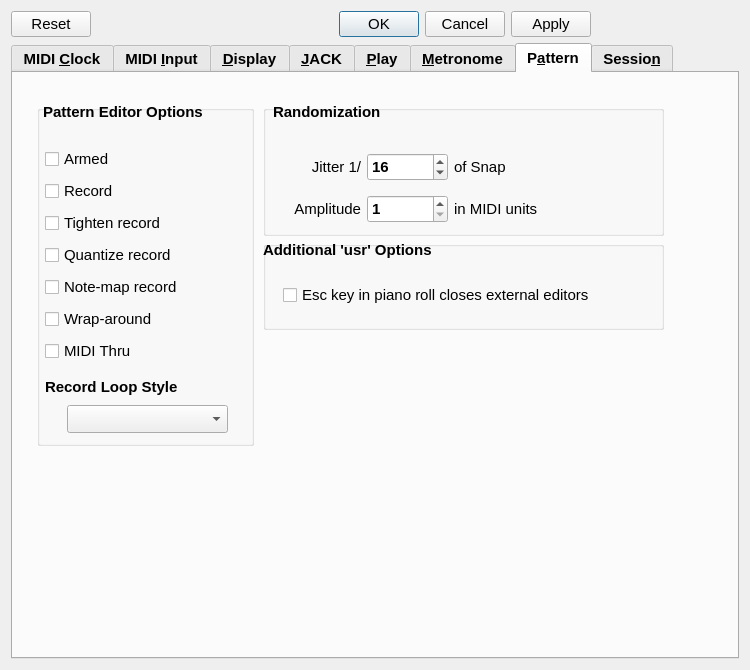
Before: the Qt Designer form seq_qt5/forms/qseditoptions.ui in ahlstromcj/seq66, drawn with Qt 5.
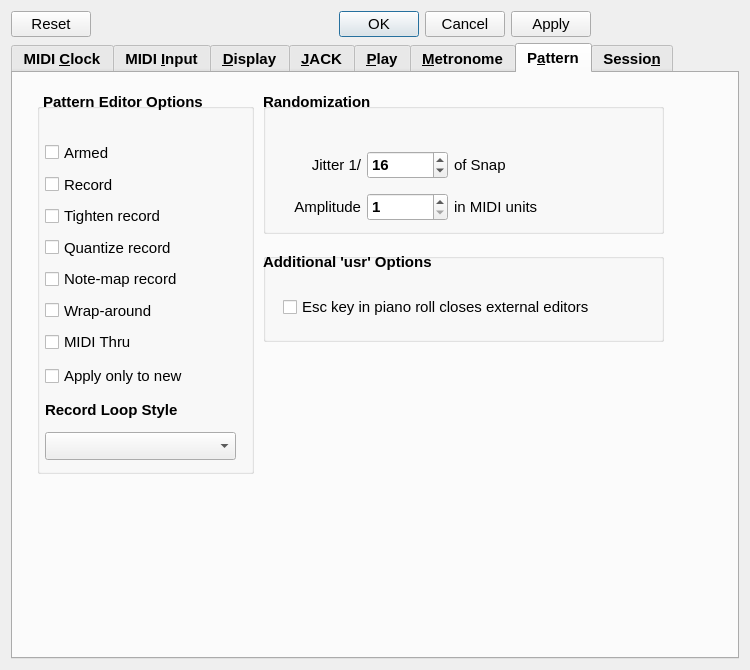
After: the same form once the commit is applied.

What changed in the file:
```diff
--- a/seq_qt5/forms/qseditoptions.ui
+++ b/seq_qt5/forms/qseditoptions.ui
@@ -3169,9 +3169,9 @@
        <property name="geometry">
         <rect>
          <x>24</x>
-         <y>32</y>
+         <y>30</y>
          <width>217</width>
-         <height>341</height>
+         <height>371</height>
         </rect>
        </property>
        <property name="font">
@@ -3183,62 +3183,20 @@
        <property name="title">
         <string/>
        </property>
-       <widget class="QComboBox" name="comboBoxRecordStyle">
-        <property name="geometry">
-         <rect>
-          <x>30</x>
-          <y>300</y>
-          <width>161</width>
-          <height>28</height>
-         </rect>
-        </property>
-        <property name="minimumSize">
-         <size>
-          <width>0</width>
-          <height>28</height>
-         </size>
-        </property>
-        <property name="currentText">
-         <string/>
-        </property>
-        <property name="maxVisibleItems">
-         <number>8</number>
-        </property>
-        <property name="maxCount">
-         <number>5</number>
-        </property>
-       </widget>
-       <widget class="QLabel" name="labelRecordStyle">
-        <property name="geometry">
-         <rect>
-          <x>8</x>
-          <y>274</y>
-          <width>181</width>
-          <height>16</height>
-         </rect>
-        </property>
-        <property name="font">
-         <font>
-          <pointsize>11</pointsize>
-          <bold>true</bold>
-         </font>
-        </property>
-        <property name="text">
-         <string>Record Loop Style</string>
-        </property>
-        <property name="alignment">
-         <set>Qt::AlignmentFlag::AlignLeading|Qt::AlignmentFlag::AlignLeft|Qt::AlignmentFlag::AlignVCenter</set>
-        </property>
-       </widget>
-       <widget class="QWidget" name="layoutWidgetRecordStyle">
+       <widget class="QWidget" name="">
         <property name="geometry">
          <rect>
           <x>8</x>
           <y>40</y>
-          <width>197</width>
-          <height>227</height>
+          <width>191</width>
+          <height>317</height>
          </rect>
         </property>
+        <layout class="QVBoxLayout" name="verticalLayout_7">
+         <property name="spacing">
+          <number>13</number>
+         </property>
+         <item>
         <layout class="QVBoxLayout" name="verticalLayout_6">
          <item>
           <widget class="QCheckBox" name="checkBoxNewPatternArm">
@@ -3290,13 +3248,61 @@
           </widget>
          </item>
         </layout>
+         </item>
+         <item>
+          <widget class="QCheckBox" name="checkBoxNewApply">
+           <property name="toolTip">
+            <string>If checked, apply options only when a new
+pattern editor is opened.</string>
+           </property>
+           <property name="text">
+            <string>Apply only to new</string>
+           </property>
+          </widget>
+         </item>
+         <item>
+          <widget class="QLabel" name="labelRecordStyle">
+           <property name="font">
+            <font>
+             <pointsize>11</pointsize>
+             <bold>true</bold>
+            </font>
+           </property>
+           <property name="text">
+            <string>Record Loop Style</string>
+           </property>
+           <property name="alignment">
+            <set>Qt::AlignmentFlag::AlignLeading|Qt::AlignmentFlag::AlignLeft|Qt::AlignmentFlag::AlignVCenter</set>
+           </property>
+          </widget>
+         </item>
+         <item>
+          <widget class="QComboBox" name="comboBoxRecordStyle">
+           <property name="minimumSize">
+            <size>
+             <width>0</width>
+             <height>28</height>
+            </size>
+           </property>
+           <property name="currentText">
+            <string/>
+           </property>
+           <property name="maxVisibleItems">
+            <number>8</number>
+           </property>
+           <property name="maxCount">
+            <number>5</number>
+           </property>
+          </widget>
+         </item>
+        </layout>
        </widget>
       </widget>
       <widget class="QGroupBox" name="groupBoxRandomization">
        <property name="geometry">
         <rect>
          <x>250</x>
-         <y>32</y>
+         <y>30</y>
          <width>401</width>
          <height>131</height>
         </rect>
@@ -3414,7 +3420,7 @@
        <property name="geometry">
         <rect>
          <x>250</x>
-         <y>168</y>
+         <y>180</y>
          <width>401</width>
          <height>89</height>
         </rect>
@@ -3465,7 +3471,7 @@
        <property name="geometry">
         <rect>
          <x>30</x>
-         <y>30</y>
+         <y>20</y>
          <width>191</width>
          <height>18</height>
         </rect>
@@ -3483,8 +3489,8 @@
       <widget class="QLabel" name="label_22">
        <property name="geometry">
         <rect>
-         <x>260</x>
-         <y>30</y>
+         <x>250</x>
+         <y>20</y>
          <width>171</width>
          <height>18</height>
         </rect>
```
Lines whose indentation alone changed are shown as unchanged.
